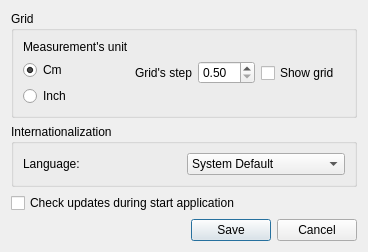
Old version of the form QtRptDesigner/SettingDlg.ui in the repository bhoeferlin/QtRPT.
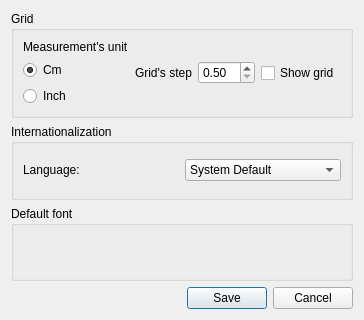
New version of the form. Icons and pictures are not drawn.

Diff of the .ui file:
```diff
--- a/QtRptDesigner/SettingDlg.ui
+++ b/QtRptDesigner/SettingDlg.ui
@@ -6,8 +6,8 @@
    <rect>
     <x>0</x>
     <y>0</y>
-    <width>368</width>
-    <height>228</height>
+    <width>364</width>
+    <height>320</height>
    </rect>
   </property>
   <property name="windowTitle">
@@ -189,10 +189,15 @@
     </widget>
    </item>
    <item>
-    <widget class="QCheckBox" name="chkUpdates">
-     <property name="text">
-      <string>Check updates during start application</string>
+    <widget class="QGroupBox" name="grpFont">
+     <property name="title">
+      <string>Default font</string>
      </property>
+     <layout class="QVBoxLayout" name="verticalLayout_4">
+      <item>
+       <layout class="QHBoxLayout" name="fntLayout"/>
+      </item>
+     </layout>
     </widget>
    </item>
    <item>
```
Left out of the diff: 15 changed lines with no effect on the pictures.
